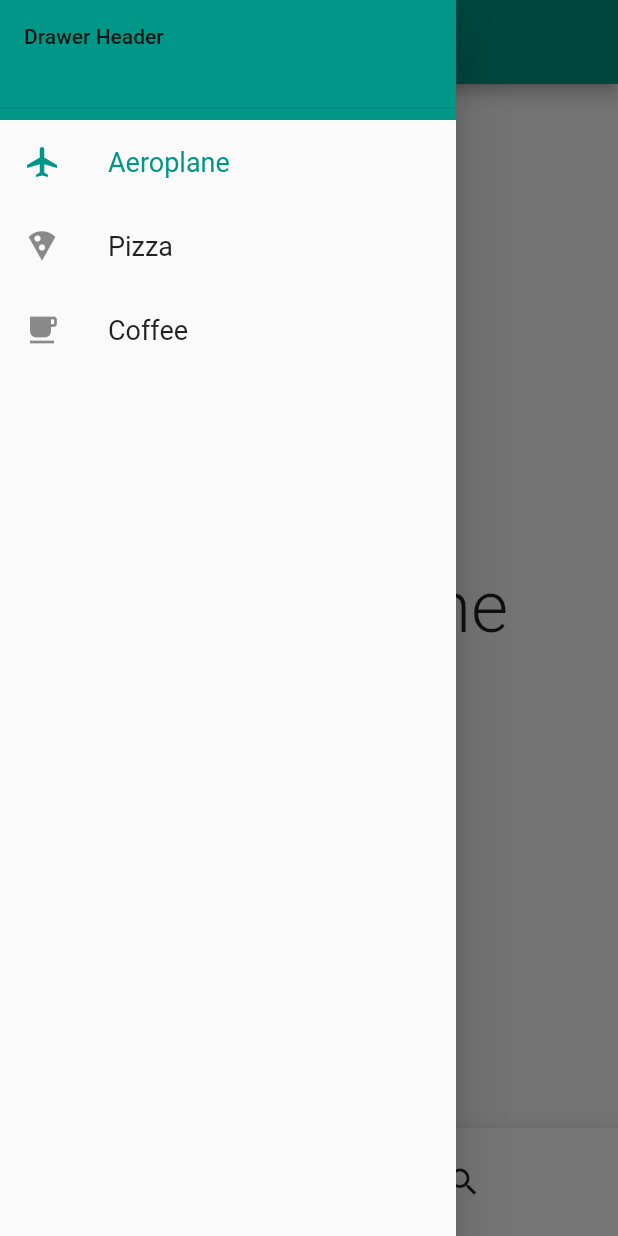
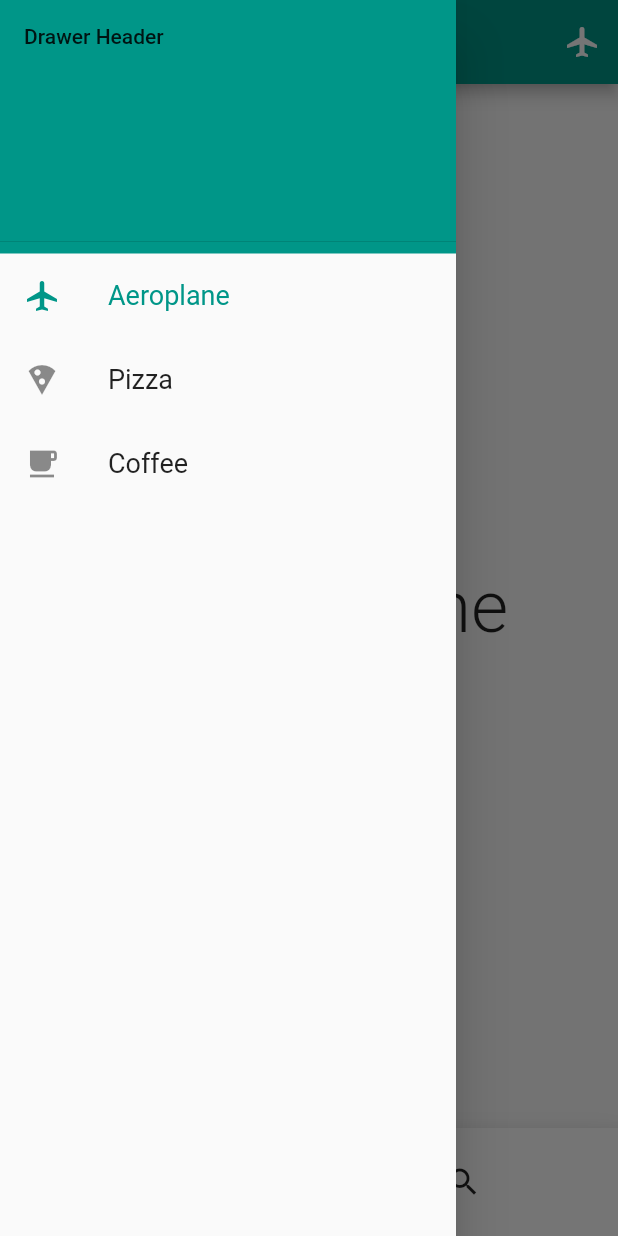
Before and after one commit to AndreaMinato/flutter_demo, a Flutter app: the NavigationDrawerDemo screen opened directly, with the side drawer open, on a phone screen of 412 x 824 dp. Run offline on Flutter 3.47's test engine with Material 2 defaults, Android fonts, the phone set to English and light mode, and no system bars.

Commit message:
right drawer

```diff
--- a/lib/ElectroluxDrawer.dart
+++ b/lib/ElectroluxDrawer.dart
@@ -12,6 +12,9 @@ class NavigationDrawerDemo extends StatefulWidget {
 
 class NavigationDrawerState extends State<NavigationDrawerDemo> {
   int _selectedIndex = 0;
+
+  final GlobalKey<ScaffoldState> _endScaffoldKey =
+      new GlobalKey<ScaffoldState>();
 
   final drawerItems = [
     new DrawerItem("Aeroplane", Icons.local_airport),
@@ -41,7 +44,7 @@ class NavigationDrawerState extends State<NavigationDrawerDemo> {
   Widget build(BuildContext context) {
     var drawerOptions = <Widget>[];
     drawerOptions.add(Container(
-      height: 80,
+
       decoration: BoxDecoration(color: Colors.teal),
       child: DrawerHeader(
         child: Text('Drawer Header'),
@@ -61,12 +64,28 @@ class NavigationDrawerState extends State<NavigationDrawerDemo> {
     }
 
     return new Scaffold(
+        key: _endScaffoldKey,
       appBar: PreferredSize(
           preferredSize: Size.fromHeight(56.0),
           child: AppBar(
+            leading: Builder(
+              builder: (context) => IconButton(
+                    icon: new Icon(Icons.settings),
+                    onPressed: () => Scaffold.of(context).openDrawer(),
+                  ),
+            ),
             title: new Text("Navigation Drawer"),
+            actions: <Widget>[
+              // action button
+              IconButton(
+                  icon: Icon(Icons.local_airport),
+                  onPressed: () => _endScaffoldKey.currentState.openEndDrawer())
+            ],
           )),
       drawer: Drawer(
+        child: ListView(padding: EdgeInsets.zero, children: drawerOptions),
+      ),
+      endDrawer: Drawer(
         child: ListView(padding: EdgeInsets.zero, children: drawerOptions),
       ),
       floatingActionButtonLocation: FloatingActionButtonLocation.centerDocked,
```
Also changed, not shown: lib/main.dart (line endings or trailing spaces), 1 other file.
